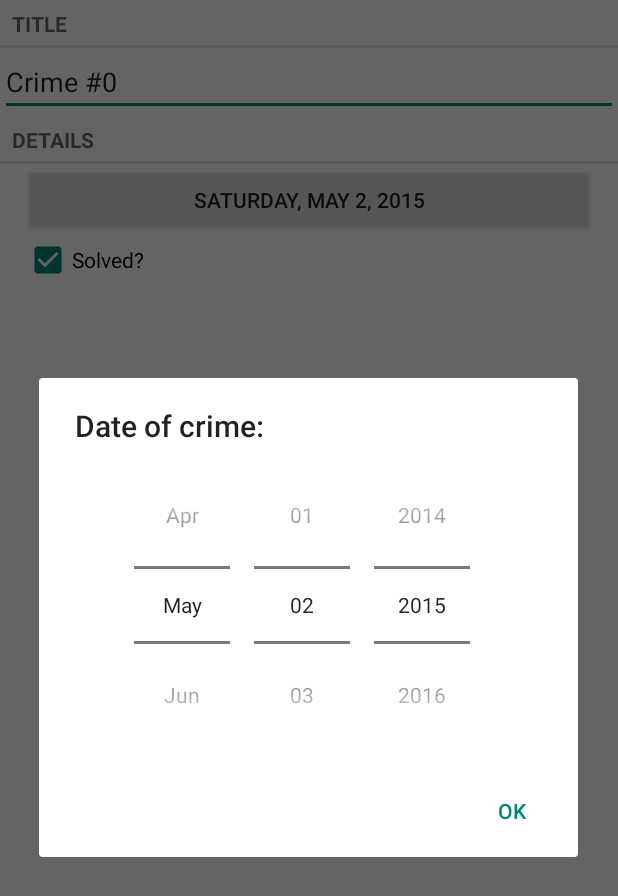
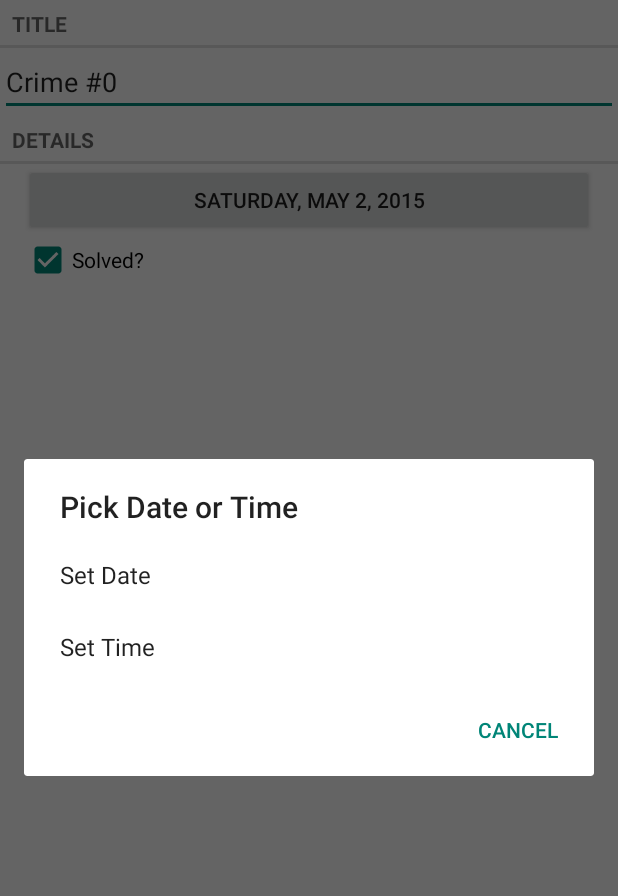
Before and after one commit to heschlie/BNR-CriminalIntent, an Android app: the CrimeFragment screen opened directly, with no data from a screen before it, after a tap on an icon or button, on a phone screen of 412 x 824 dp. Shown: the top 896 px of the screen. Run offline under Robolectric (Android 15) with nearby library versions, the phone set to English and light mode, and no system bars.

Commit message:
- Chapter 12 Challenge - Added nested picker dialog for date and time - Date picker was moved to nested picker - still need to create time picker

```diff
--- a/app/src/main/java/com/heschlie/criminalintent/CrimeFragment.java
+++ b/app/src/main/java/com/heschlie/criminalintent/CrimeFragment.java
@@ -8,6 +8,7 @@ import android.support.v4.app.Fragment;
 import android.support.v4.app.FragmentManager;
 import android.text.Editable;
 import android.text.TextWatcher;
+import android.util.Log;
 import android.view.LayoutInflater;
 import android.view.View;
 import android.view.ViewGroup;
@@ -23,9 +24,10 @@ import java.util.UUID;
  * Created by heschlie on 4/28/15.
  */
 public class CrimeFragment extends Fragment {
+    private static final String TAG = "CrimeFragment";
     public static final String EXTRA_CRIME_ID = "com.heschlie.ciminalintent.crime_id";
-    private static final String DIALOG_DATE = "date";
-    private static final int REQUEST_DATE = 0;
+    private static final String DIALOG_PICKER = "picker";
+    public static final int REQUEST_DATE = 0;
 
     private Crime mCrime;
     private EditText mTitleField;
@@ -83,9 +85,9 @@ public class CrimeFragment extends Fragment {
             @Override
             public void onClick(View v) {
                 FragmentManager fm = getActivity().getSupportFragmentManager();
-                DatePickerFragment dialog = DatePickerFragment.newInstance(mCrime.getDate());
+                PickerDialogFragment dialog = PickerDialogFragment.newInstance(mCrime.getDate());
                 dialog.setTargetFragment(CrimeFragment.this, REQUEST_DATE);
-                dialog.show(fm, DIALOG_DATE);
+                dialog.show(fm, DIALOG_PICKER);
             }
         });
 
@@ -103,6 +105,7 @@ public class CrimeFragment extends Fragment {
 
     @Override
     public void onActivityResult(int requestCode, int resultCode, Intent data) {
+        Log.d(TAG, Integer.toString(requestCode));
         if (resultCode != Activity.RESULT_OK) return;
         if (requestCode == REQUEST_DATE) {
             Date date = (Date)data.getSerializableExtra(DatePickerFragment.EXTRA_DATE);
--- /dev/null
+++ b/app/src/main/java/com/heschlie/criminalintent/PickerDialogFragment.java
@@ -0,0 +1,57 @@
+package com.heschlie.criminalintent;
+
+import android.app.AlertDialog;
+import android.app.Dialog;
+import android.content.DialogInterface;
+import android.os.Bundle;
+import android.support.annotation.NonNull;
+import android.support.v4.app.DialogFragment;
+import android.support.v4.app.FragmentManager;
+
+import java.util.Date;
+
+/**
+ * Created by heschlie on 5/2/15.
+ */
+public class PickerDialogFragment extends DialogFragment {
+    private static final String TAG = "PickerDialogFragment";
+    private static final String DIALOG_DATE = "date";
+
+    private Date mDate;
+
+    public static PickerDialogFragment newInstance(Date date) {
+        Bundle args = new Bundle();
+        args.putSerializable(DatePickerFragment.EXTRA_DATE, date);
+
+        PickerDialogFragment fragment = new PickerDialogFragment();
+        fragment.setArguments(args);
+        return fragment;
+    }
+
+    @NonNull
+    @Override
+    public Dialog onCreateDialog(Bundle savedInstanceState) {
+        mDate = (Date)getArguments().getSerializable(DatePickerFragment.EXTRA_DATE);
+
+        return new AlertDialog.Builder(getActivity())
+                .setTitle(R.string.picker_title)
+                .setItems(R.array.date_picker_array, new DialogInterface.OnClickListener() {
+                    FragmentManager fm = getActivity().getSupportFragmentManager();
+
+                    @Override
+                    public void onClick(DialogInterface dialog, int which) {
+                        switch (which) {
+                            case 0:
+                                DatePickerFragment dateDialog = DatePickerFragment.newInstance(mDate);
+                                dateDialog.setTargetFragment(getTargetFragment(), CrimeFragment.REQUEST_DATE);
+                                dateDialog.show(fm, DIALOG_DATE);
+                                break;
+                            case 1:
+                                break;
+                        }
+                    }
+                })
+                .setNegativeButton(android.R.string.cancel, null)
+                .create();
+    }
+}
--- a/app/src/main/res/values/strings.xml
+++ b/app/src/main/res/values/strings.xml
@@ -7,4 +7,10 @@
     <string name="crime_solved_label">Solved?</string>
     <string name="crimes_title">Crimes</string>
     <string name="date_picker_title">Date of crime:</string>
+    <string name="picker_title">Pick Date or Time</string>
+
+    <string-array name="date_picker_array">
+        <item>Set Date</item>
+        <item>Set Time</item>
+    </string-array>
 </resources>
```
